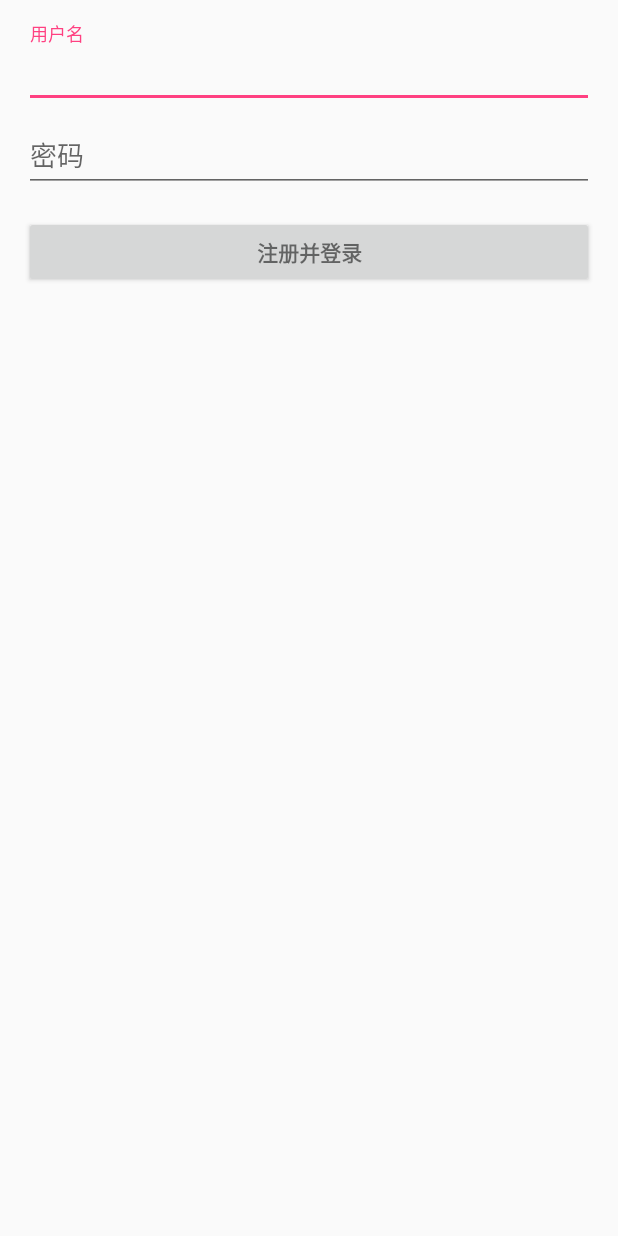
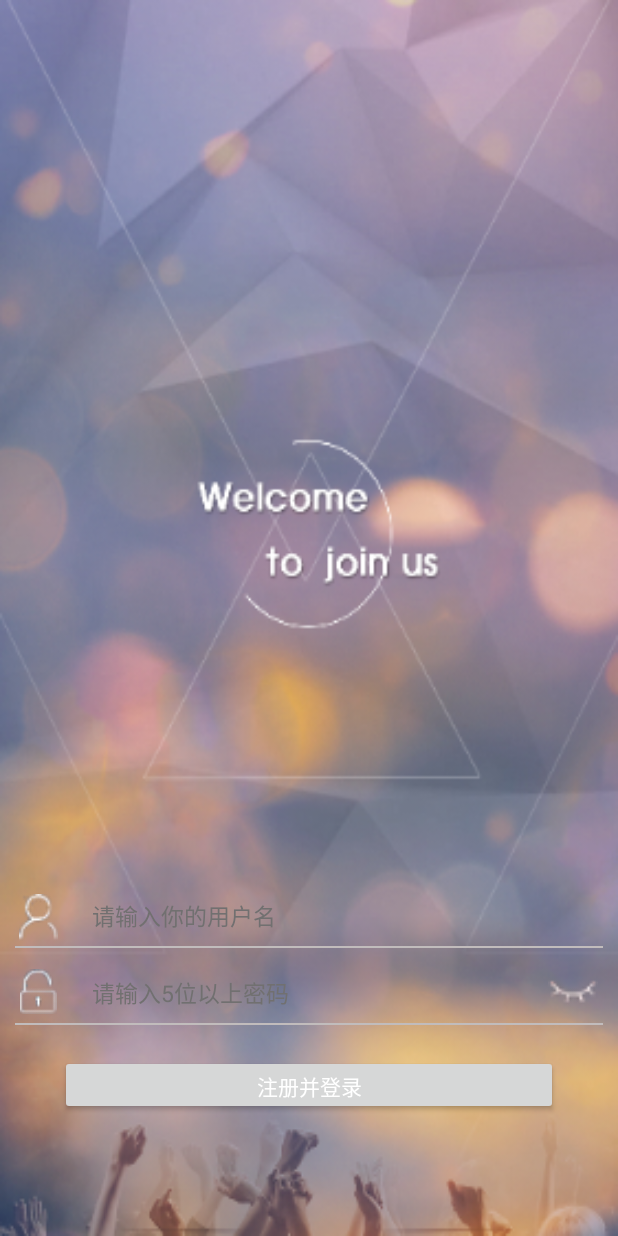
Before and after one commit to 18810977393/teamwork, an Android app: the RegisterActivity screen opened directly, with no data from a screen before it, on a phone screen of 412 x 824 dp. Run offline under Robolectric (Android 15) with nearby library versions, the phone set to English and light mode, and no system bars; libraries missing offline, so code that uses them is left out: com.avos.avoscloud.

Commit message:
完成注册登录界面的设计优化

```diff
--- a/app/src/main/java/com/scwang/refreshlayout/activity/Mine/RegisterActivity.java
+++ b/app/src/main/java/com/scwang/refreshlayout/activity/Mine/RegisterActivity.java
@@ -8,36 +8,32 @@ import android.os.Bundle;
 import android.support.v7.app.AppCompatActivity;
 import android.text.TextUtils;
 import android.view.KeyEvent;
-import android.view.MenuItem;
 import android.view.View;
 import android.view.View.OnClickListener;
 import android.view.inputmethod.EditorInfo;
-import android.widget.AutoCompleteTextView;
 import android.widget.Button;
 import android.widget.EditText;
 import android.widget.TextView;
 import android.widget.Toast;
 
-import com.avos.avoscloud.AVAnalytics;
 import com.avos.avoscloud.AVException;
 import com.avos.avoscloud.AVUser;
 import com.avos.avoscloud.SignUpCallback;
 import com.scwang.refreshlayout.R;
 
 public class RegisterActivity extends AppCompatActivity {
-  private AutoCompleteTextView mUsernameView;
+  private EditText mUsernameView;
   private EditText mPasswordView;
-  private View mProgressView;
   private View mRegisterFormView;
 
   @Override
   protected void onCreate(Bundle savedInstanceState) {
     super.onCreate(savedInstanceState);
-    setContentView(R.layout.activity_register);
+    setContentView(R.layout.activity_register2);
 
     //getSupportActionBar().setDisplayHomeAsUpEnabled(true);
     // Set up the register form.
-    mUsernameView = (AutoCompleteTextView) findViewById(R.id.username);
+    mUsernameView = (EditText) findViewById(R.id.username);
 
     mPasswordView = (EditText) findViewById(R.id.password);
     mPasswordView.setOnEditorActionListener(new TextView.OnEditorActionListener() {
@@ -60,7 +56,7 @@ public class RegisterActivity extends AppCompatActivity {
     });
 
     mRegisterFormView = findViewById(R.id.register_form);
-    mProgressView = findViewById(R.id.register_progress);
+
   }
 
   private void attemptRegister() {
@@ -137,39 +133,6 @@ public class RegisterActivity extends AppCompatActivity {
         }
       });
 
-      mProgressView.setVisibility(show ? View.VISIBLE : View.GONE);
-      mProgressView.animate().setDuration(shortAnimTime).alpha(
-              show ? 1 : 0).setListener(new AnimatorListenerAdapter() {
-        @Override
-        public void onAnimationEnd(Animator animation) {
-          mProgressView.setVisibility(show ? View.VISIBLE : View.GONE);
-        }
-      });
-    } else {
-      // The ViewPropertyAnimator APIs are not available, so simply show
-      // and hide the relevant UI components.
-      mProgressView.setVisibility(show ? View.VISIBLE : View.GONE);
-      mRegisterFormView.setVisibility(show ? View.GONE : View.VISIBLE);
     }
   }
-
-  @Override
-  public boolean onOptionsItemSelected(MenuItem item) {
-    if (item.getItemId() == android.R.id.home) {
-      onBackPressed();
-    }
-    return super.onOptionsItemSelected(item);
-  }
-
-  @Override
-  protected void onPause() {
-    super.onPause();
-    AVAnalytics.onPause(this);
-  }
-
-  @Override
-  protected void onResume() {
-    super.onResume();
-    AVAnalytics.onResume(this);
-  }
 }
--- /dev/null
+++ b/app/src/main/res/layout/activity_register2.xml
@@ -0,0 +1,230 @@
+<?xml version="1.0" encoding="utf-8"?>
+
+<FrameLayout xmlns:android="http://schemas.android.com/apk/res/android"
+
+    xmlns:tools="http://schemas.android.com/tools"
+
+    android:id="@+id/register_form"
+
+    android:layout_width="match_parent"
+
+    android:layout_height="match_parent"
+    android:background="#fff"
+    tools:context="com.scwang.refreshlayout.activity.Mine.RegisterActivity">
+
+
+    <ImageView
+
+        android:id="@+id/iv_background"
+
+        android:layout_width="match_parent"
+
+        android:layout_height="match_parent"
+
+        android:scaleType="fitXY"
+
+        android:src="@mipmap/login_background" />
+
+
+    <LinearLayout
+
+        android:id="@+id/email_login_form"
+
+        android:layout_width="match_parent"
+
+        android:layout_height="233dp"
+        android:layout_gravity="bottom"
+
+        android:orientation="vertical">
+
+
+        <RelativeLayout
+
+            android:layout_width="match_parent"
+
+            android:layout_height="40dp">
+
+
+            <ImageView
+
+                android:id="@+id/iv_user"
+
+                android:layout_width="31dp"
+
+                android:layout_height="32dp"
+
+                android:layout_alignParentTop="true"
+
+                android:layout_alignParentBottom="true"
+                android:layout_marginLeft="10dp"
+                android:layout_marginTop="5dp"
+                android:layout_marginBottom="3dp"
+                android:src="@mipmap/login_user" />
+
+
+            <EditText
+
+                android:id="@+id/username"
+
+                android:layout_width="match_parent"
+
+                android:layout_height="match_parent"
+
+                android:layout_marginLeft="20dp"
+                android:layout_toLeftOf="@+id/iv_expansion"
+                android:layout_toRightOf="@id/iv_user"
+
+                android:background="@null"
+
+                android:cursorVisible="false"
+
+                android:hint="请输入你的用户名"
+
+                android:lines="1"
+
+                android:singleLine="true"
+
+                android:textColor="#000"
+
+                android:textColorHint="#717070"
+                android:textSize="15dp" />
+
+
+            <ImageView
+
+                android:id="@+id/iv_expansion"
+
+                android:layout_width="60dp"
+
+                android:layout_height="40dp"
+
+                android:layout_alignParentRight="true"
+
+                android:scaleType="centerInside" />
+
+        </RelativeLayout>
+
+
+        <View
+
+            android:id="@+id/viewDivider"
+
+            android:layout_width="match_parent"
+
+            android:layout_height="1dp"
+
+            android:layout_marginLeft="10dp"
+
+            android:layout_marginRight="10dp"
+
+            android:background="#c1bcbc" />
+
+
+        <RelativeLayout
+
+            android:layout_width="match_parent"
+
+            android:layout_height="40dp"
+
+            android:layout_marginTop="10dp">
+
+
+            <ImageView
+
+                android:id="@+id/iv_paw"
+
+                android:layout_width="31dp"
+
+                android:layout_height="30dp"
+
+                android:layout_alignParentStart="true"
+                android:layout_alignParentLeft="true"
+                android:layout_alignParentTop="true"
+                android:layout_alignParentBottom="true"
+                android:layout_marginStart="10dp"
+                android:layout_marginLeft="10dp"
+                android:layout_marginTop="4dp"
+                android:layout_marginBottom="6dp"
+                android:src="@mipmap/login_password" />
+
+
+            <EditText
+
+                android:id="@+id/password"
+
+                android:layout_width="match_parent"
+
+                android:layout_height="match_parent"
+
+                android:layout_marginLeft="20dp"
+
+                android:layout_toLeftOf="@+id/switch_paw"
+
+                android:layout_toRightOf="@id/iv_paw"
+
+                android:background="@null"
+                android:cursorVisible="false"
+                android:hint="请输入5位以上密码"
+                android:lines="1"
+
+                android:password="true"
+
+                android:singleLine="true"
+
+                android:textColor="#000"
+
+                android:textColorHint="#717070"
+                android:textSize="15dp" />
+
+
+            <ImageView
+
+                android:id="@+id/switch_paw"
+
+                android:layout_width="60dp"
+
+                android:layout_height="40dp"
+
+                android:layout_alignParentRight="true"
+
+                android:src="@mipmap/pwd_off" />
+
+        </RelativeLayout>
+
+
+        <View
+
+            android:layout_width="match_parent"
+
+            android:layout_height="1dp"
+
+            android:layout_marginLeft="10dp"
+
+            android:layout_marginRight="10dp"
+
+            android:background="#c1bcbc" />
+
+
+        <Button
+
+            android:id="@+id/username_register_button"
+
+            android:layout_width="match_parent"
+
+            android:layout_height="40dp"
+
+            android:layout_marginLeft="40dp"
+
+            android:layout_marginTop="20dp"
+
+            android:layout_marginRight="40dp"
+
+            android:text="注册并登录"
+
+            android:textColor="#fff"
+
+            android:textSize="14dp" />
+
+    </LinearLayout>
+
+</FrameLayout>
```
Also changed, not shown: app/src/main/java/com/scwang/refreshlayout/activity/Mine/LoginActivity.java (+6 -7 lines), app/src/main/res/layout/activity_login2.xml (added, +182 -0 lines), app/src/main/res/mipmap-xxxhdpi/login_background.png (added), app/src/main/res/mipmap-xxxhdpi/login_password.png (added), app/src/main/res/mipmap-xxxhdpi/login_user.png (added), app/src/main/res/mipmap-xxxhdpi/pwd_off.png (added).
